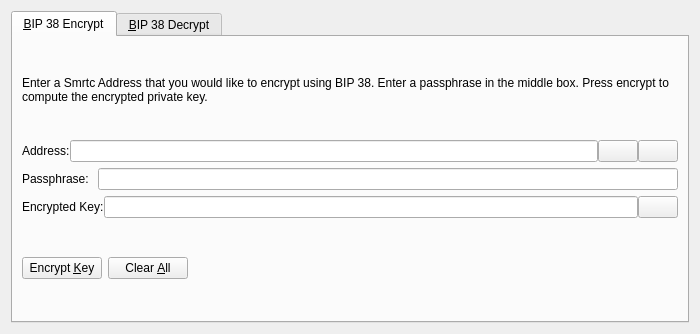
Before: the Qt Designer form src/qt/forms/bip38tooldialog.ui in CryptoCashBack-Hub/CCBC, drawn with Qt 5.
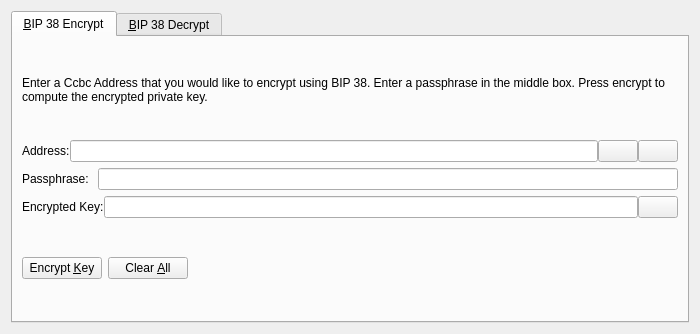
After: the same form once the commit is applied. The open tabs and pages were chosen to show the change. Icons and pictures are not drawn. Custom widgets are drawn as their Qt base class.

Diff of the .ui file:
```diff
--- a/src/qt/forms/bip38tooldialog.ui
+++ b/src/qt/forms/bip38tooldialog.ui
@@ -30,7 +30,7 @@
        <item>
         <widget class="QLabel" name="infoLabel_ENC">
          <property name="text">
-          <string>Enter a Smrtc Address that you would like to encrypt using BIP 38. Enter a passphrase in the middle box. Press encrypt to compute the encrypted private key.</string>
+          <string>Enter a Ccbc Address that you would like to encrypt using BIP 38. Enter a passphrase in the middle box. Press encrypt to compute the encrypted private key.</string>
          </property>
          <property name="textFormat">
           <enum>Qt::PlainText</enum>
```
Left out of the diff: 24 changed lines with no effect on the pictures.
